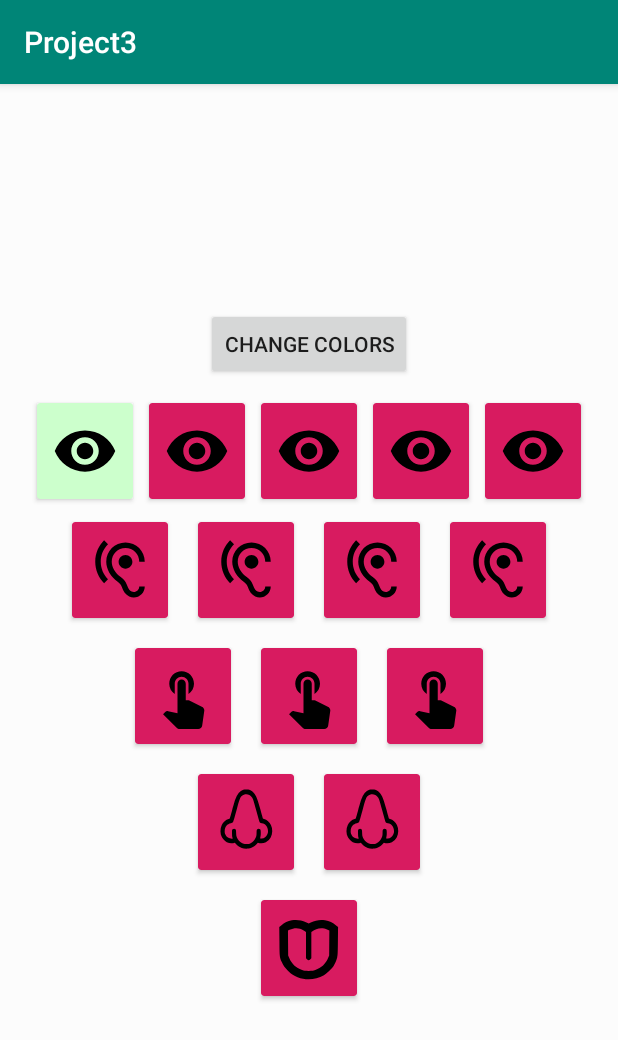
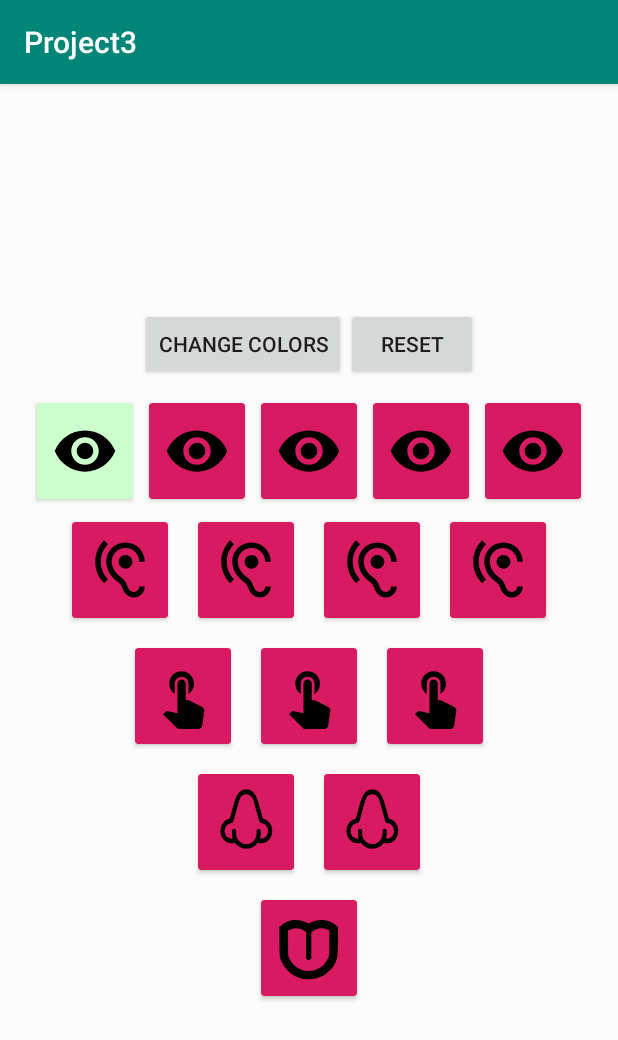
Before and after one commit to EasyInterest/spring19RedoneProject3, an Android app: the screen it shows after launch (MainActivity), after a tap on an icon or button, on a phone screen of 412 x 824 dp. Shown: the top 1040 px of the screen. Run offline under Robolectric (Android 15) with nearby library versions, the phone set to English and light mode, and no system bars.

Commit message:
Added sounds and reset button - still to implement reset

```diff
--- a/app/src/main/java/com/example/abkire/project3/MainActivity.java
+++ b/app/src/main/java/com/example/abkire/project3/MainActivity.java
@@ -1,23 +1,41 @@
 package com.example.abkire.project3;
 
 import android.content.Intent;
+import android.media.MediaPlayer;
 import android.support.v7.app.AppCompatActivity;
 import android.os.Bundle;
 import android.support.v7.widget.CardView;
 import android.view.View;
+import android.widget.Button;
 import android.widget.Toast;
+import android.view.View.OnClickListener;
+
 
 import java.util.ArrayList;
 import java.util.List;
 
 public class MainActivity extends AppCompatActivity {
     ArrayList<Integer> viewIdList = new ArrayList<Integer>();
+    private Button resetButton;
 
     @Override
     protected void onCreate(Bundle savedInstanceState) {
         super.onCreate(savedInstanceState);
         setContentView(R.layout.activity_main);
-    }
+        resetButton = (Button) findViewById(R.id.reset_button);
+
+
+        resetButton.setOnClickListener(new OnClickListener(){
+            @Override
+            public void onClick(View v) {
+
+                resetCards();
+
+
+              }
+            });
+
+        }
 
     public void  setColors(View view){
         // Intent to start new activity
@@ -34,7 +52,15 @@ public class MainActivity extends AppCompatActivity {
         }
         if(viewIdList.size() ==15){
             Toast.makeText(getApplicationContext(), "You Win! ", Toast.LENGTH_LONG).show();
+            MediaPlayer mp = MediaPlayer.create(this, R.raw.pop);
+            mp.start();
         }
 
     }
+    public void resetCards()
+    {
+        Toast.makeText(getApplicationContext(), "Reset Cards", Toast.LENGTH_LONG).show();
+        int viewid =
+
+    }
 }
--- a/app/src/main/res/layout/activity_main.xml
+++ b/app/src/main/res/layout/activity_main.xml
@@ -22,6 +22,15 @@
             android:text="@string/changecolors"
             android:clickable="true"
             android:id="@+id/changeColorsBtn"
+            android:onClick="setColors"
+
+            />
+        <Button
+            android:layout_width="wrap_content"
+            android:layout_height="wrap_content"
+            android:text="Reset"
+            android:clickable="true"
+            android:id="@+id/reset_button"
             android:onClick="setColors"
 
             />
```
